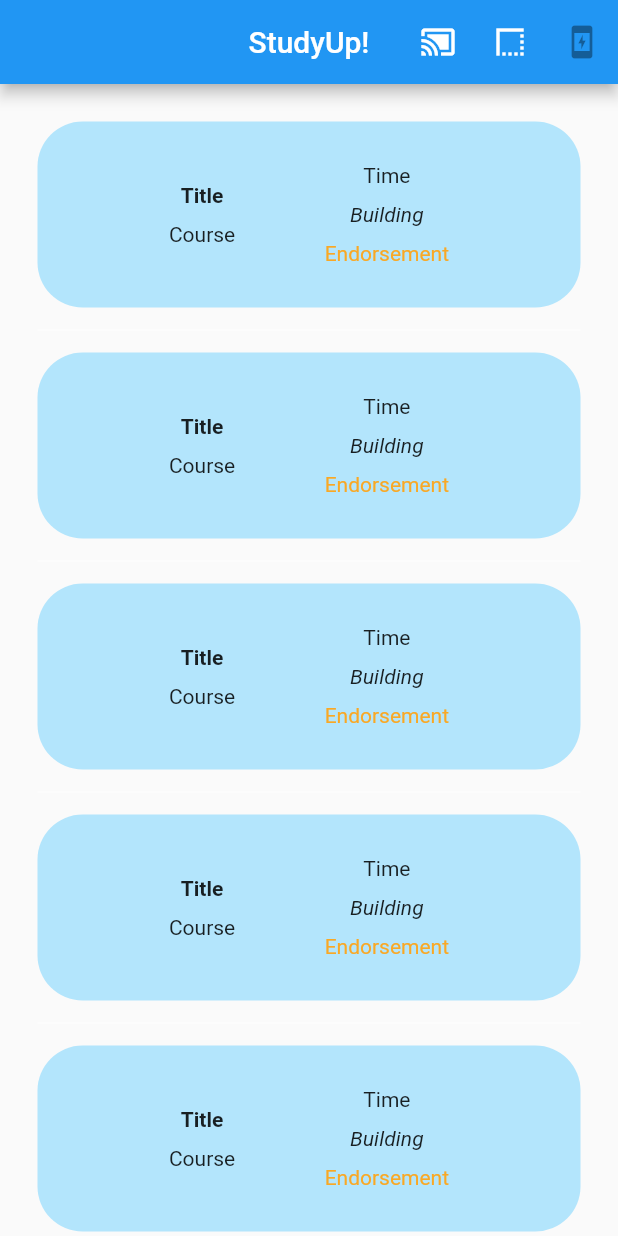
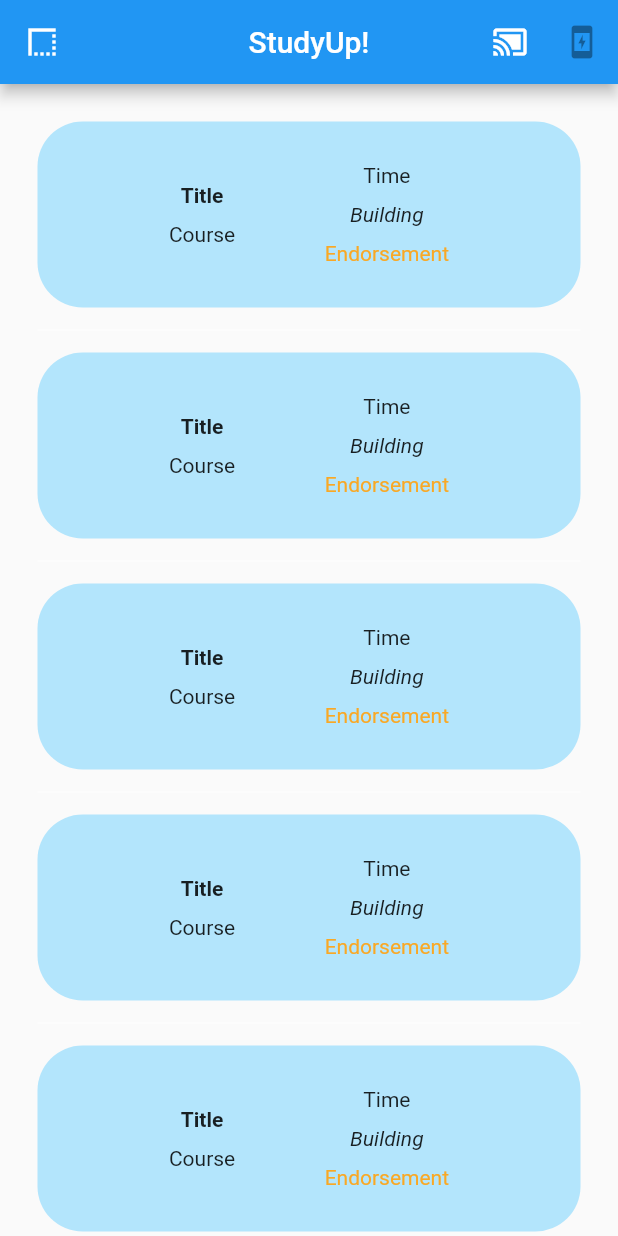
Before and after one commit to timothy-e/studyup, a Flutter app: the screen it shows after launch, on a phone screen of 412 x 824 dp. Run offline on Flutter 3.47's test engine with Material 2 defaults, Android fonts, the phone set to English and light mode, and no system bars; our stand-ins replace flutter_datetime_picker.

Commit message:
Moved Profile widget

```diff
--- a/lib/main.dart
+++ b/lib/main.dart
@@ -46,22 +46,25 @@ class StudySessionsState extends State<StudySessions> {
 
   Widget build(BuildContext context) {
     return Scaffold(
-      appBar: AppBar(centerTitle: true, title: Text('StudyUp!'), actions: <Widget>[
+      appBar: AppBar(
+          centerTitle: true,
+          leading: IconButton(
+            icon: Icon(const IconData(0xe7fd, fontFamily: 'MaterialIcons')),
+            onPressed: () {
+              Navigator.push(
+                context,
+                MaterialPageRoute(builder: (context) => Profile()),
+              );
+            },
+          ),
+          title: Text('StudyUp!'),
+          actions: <Widget>[
             IconButton(
               icon: Icon(const IconData(0xe145, fontFamily: 'MaterialIcons')),
               onPressed: () {
                 Navigator.push(
                   context,
                   MaterialPageRoute(builder: (context) => NewStudySession()),
-            );
-          },
-        ),
-        IconButton(
-          icon: Icon(const IconData(0xe7fd, fontFamily: 'MaterialIcons')),
-          onPressed: () {
-            Navigator.push(
-              context,
-              MaterialPageRoute(builder: (context) => Profile()),
                 );
               },
             ),
@@ -90,10 +93,9 @@ class StudySessionsState extends State<StudySessions> {
 
   Widget _buildRow(String studyGroup) {
     return new GestureDetector(
-        onTap: (){
+        onTap: () {
           //print("Container clicked");
-          Navigator.push(
-              context,
+          Navigator.push(context,
               MaterialPageRoute(builder: (context) => SessionDetails()));
         },
         child: new Container(
@@ -107,7 +109,8 @@ class StudySessionsState extends State<StudySessions> {
               children: [
                 Column(
                   children: [
-                    Text('Title', style: TextStyle(fontWeight: FontWeight.bold)),
+                    Text('Title',
+                        style: TextStyle(fontWeight: FontWeight.bold)),
                     SizedBox(height: 10),
                     Text('Course'),
                   ],
@@ -116,14 +119,15 @@ class StudySessionsState extends State<StudySessions> {
                   children: [
                     Text('Time'),
                     SizedBox(height: 10),
-                    Text('Building', style: TextStyle(fontStyle: FontStyle.italic)),
+                    Text('Building',
+                        style: TextStyle(fontStyle: FontStyle.italic)),
                     SizedBox(height: 10),
-                    Text('Endorsement', style: TextStyle(color: Colors.yellow[800]))],
+                    Text('Endorsement',
+                        style: TextStyle(color: Colors.yellow[800]))
+                  ],
                 )
               ],
-            ))
-    );
-
+            )));
   }
 }
 
```
Lines whose indentation alone changed are shown as unchanged.
